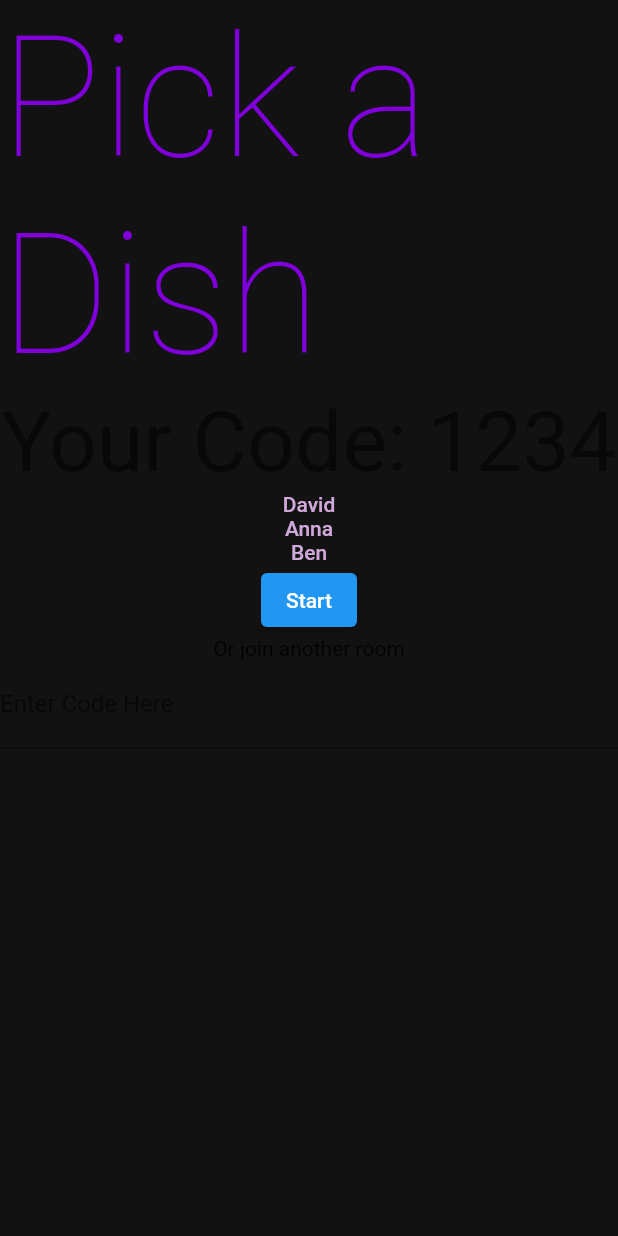
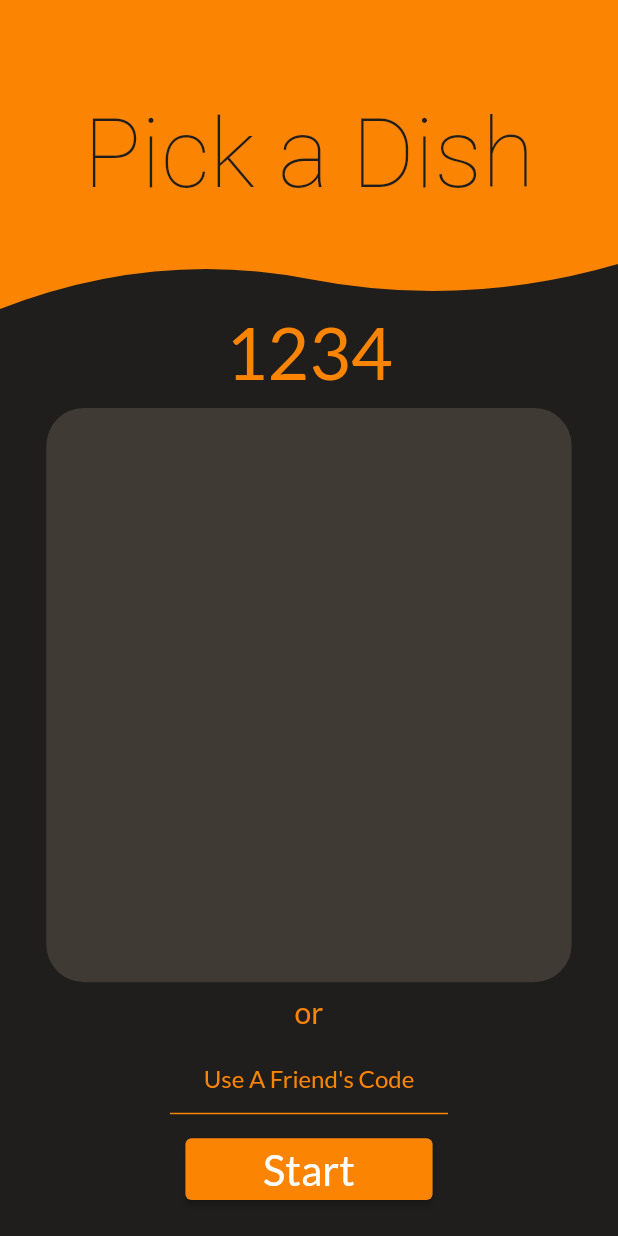
Before and after one commit to Skhoooler/Pick-a-dish, a Flutter app: the screen it shows after launch, on a phone screen of 412 x 824 dp. Run offline on Flutter 3.47's test engine with Material 2 defaults, Android fonts, the phone set to English and light mode, and no system bars; our stand-ins replace google_fonts.

Commit message:
Finished most of the basic front end ux

```diff
--- a/lib/home.dart
+++ b/lib/home.dart
@@ -1,5 +1,6 @@
 import 'package:flutter/material.dart';
 import 'package:pick_a_dish/swipe.dart';
+import 'package:pick_a_dish/themes/colors.dart';
 
 class Home extends StatefulWidget {
   const Home({Key? key}) : super(key: key);
@@ -11,29 +12,125 @@ class Home extends StatefulWidget {
 class _HomeState extends State<Home> {
   @override
   Widget build(BuildContext context) {
+    double screenHeight = MediaQuery.of(context).size.height;
+    double screenWidth = MediaQuery.of(context).size.width;
+
+    final GlobalKey<FormState> codeKey = GlobalKey<FormState>();
+
     return Scaffold(
       body: Column(
         mainAxisAlignment: MainAxisAlignment.start,
         children: [
-          Text("Pick a Dish", style: Theme.of(context).textTheme.headline1,),
-          Text("Your Code: 1234", style: Theme.of(context).textTheme.headline2,),
-          Text("David", style: Theme.of(context).textTheme.bodyText1,),
-          Text("Anna", style: Theme.of(context).textTheme.bodyText1,),
-          Text("Ben", style: Theme.of(context).textTheme.bodyText1,),
-          ElevatedButton(
+          ClipPath(
+            clipper: CurveClipper(),
+            child: Container(
+              width: double.infinity,
+              height: screenHeight * .25,
+              color: PADColors.primary,
+              child: Center(
+                child: Text(
+                  "Pick a Dish",
+                  style: Theme.of(context).textTheme.headline1,
+                ),
+              ),
+            ),
+          ),
+          Padding(
+            padding: const EdgeInsets.only(bottom: 8.0),
+            child: Text(
+              "1234",
+              style: Theme.of(context).textTheme.headline2,
+            ),
+          ),
+          Expanded(
+            child: Container(
+              width: screenWidth * .85,
+              height: screenHeight * .5,
+              decoration: BoxDecoration(
+                  color: PADColors.panel,
+                  borderRadius: const BorderRadius.all(Radius.circular(25))),
+            ),
+          ),
+          Padding(
+            padding: const EdgeInsets.only(top: 8.0, bottom: 4.0),
+            child: Text(
+              "or",
+              style: Theme.of(context).textTheme.bodyText1?.copyWith(
+                    color: PADColors.primary,
+                    fontSize: 20,
+                  ),
+            ),
+          ),
+          Padding(
+            padding: const EdgeInsets.only(top: 4.0, bottom: 8),
+            child: SizedBox(
+              width: screenWidth * .45,
+              child: TextFormField(
+                key: codeKey,
+                textAlign: TextAlign.center,
+                decoration: const InputDecoration(
+                  hintText: "Use A Friend's Code",
+                ),
+                validator: (String? value) {
+                  if (value != null ) {
+                    return validateCode(value);
+                  }
+
+                  return null;
+                },
+              ),
+            ),
+          ),
+          Padding(
+            padding: const EdgeInsets.only(bottom: 24.0, top: 8.0),
+            child: SizedBox(
+              width: screenWidth * .4,
+              height: screenHeight * .05,
+              child: ElevatedButton(
                 onPressed: () => {
                   Navigator.push(
                       context,
                       MaterialPageRoute(
                           builder: (context) => const SwipePage()))
                 },
-              child: Text("Start")),
-          Text("Or join another room"),
-          TextFormField(
-            decoration: const InputDecoration(labelText: "Enter Code Here"),
+                child: const Center(
+                  child: Text("Start"),
+                ),
+              ),
+            ),
           ),
         ],
       ),
     );
   }
+
+  String? validateCode(String value) {
+    return null;
   }
+}
+
+class CurveClipper extends CustomClipper<Path> {
+  @override
+  Path getClip(Size size) {
+    return Path()
+      ..lineTo(0, size.height)
+      ..quadraticBezierTo(
+        size.width / 4,
+        size.height - 40,
+        size.width / 2,
+        size.height - 20,
+      )
+      ..quadraticBezierTo(
+        3 / 4 * size.width,
+        size.height,
+        size.width,
+        size.height - 30,
+      )
+      ..lineTo(size.width, 0);
+  }
+
+  @override
+  bool shouldReclip(covariant CustomClipper<Path> oldClipper) {
+    return false;
+  }
+}
--- a/lib/themes/colors.dart
+++ b/lib/themes/colors.dart
@@ -1,9 +1,12 @@
 import 'package:flutter/material.dart';
 
 class PADColors {
-  static Color primary = const Color(0xFF8000DB);
-  static Color text1 = const Color(0xFFD0A8DA);
-  static Color canvas = const Color(0xFF121212);
+  static Color primary = const Color(0xFFFC8403);
+
+  static Color text1 = const Color(0xFFe3dcd5);
+
+  static Color canvas = const Color(0xFF1f1e1d);
+  static Color panel = const Color(0xFF403a34);
 }
 
 // RESOURCES
--- a/lib/themes/theme.dart
+++ b/lib/themes/theme.dart
@@ -1,15 +1,84 @@
 import 'package:flutter/material.dart';
 import 'package:pick_a_dish/themes/colors.dart';
+import 'package:google_fonts/google_fonts.dart';
 
 class PADTheme {
   static ThemeData get darkTheme {
     return ThemeData(
       canvasColor: PADColors.canvas,
-      textTheme: TextTheme(
-        headline1: TextStyle(color: PADColors.primary),
-        bodyText1: TextStyle(color: PADColors.text1),
+
+      /* BUTTON THEMES */
+      elevatedButtonTheme: ElevatedButtonThemeData(
+        style: ButtonStyle(
+          backgroundColor: MaterialStateProperty.resolveWith((states) {
+            if (states.contains(MaterialState.pressed)) {
+              return PADColors.panel;
+            }
+            return PADColors.primary;
+          }),
+          textStyle: MaterialStateProperty.resolveWith(
+            (states) {
+              if (states.contains(MaterialState.pressed)) {
+                return textTheme.bodyText1
+                    ?.copyWith(color: PADColors.text1, fontSize: 32);
+              }
+              return textTheme.bodyText1
+                  ?.copyWith(color: PADColors.canvas, fontSize: 28);
+            },
+          ),
+        ),
       ),
+
+      /* INPUT THEMES */
+      inputDecorationTheme: InputDecorationTheme(
+        hintStyle: textTheme.bodyText1?.copyWith(color: PADColors.primary),
+        counterStyle: textTheme.bodyText1?.copyWith(color: PADColors.primary),
+
+        //border: CustomPainter()
+
+        enabledBorder: UnderlineInputBorder(
+          borderSide: BorderSide(color: PADColors.primary),
+        ),
+        focusedBorder: OutlineInputBorder(
+          borderRadius: const BorderRadius.all(Radius.circular(10)),
+          borderSide: BorderSide(color: PADColors.primary),
+        ),
+      ),
+
+      /* ICON THEMES */
+      iconTheme: IconThemeData(
+        color: PADColors.primary,
+        size: 40,
+      ),
+
+      /* TEXT THEMES */
+      textTheme: textTheme,
     );
+  }
+
+  static TextTheme get textTheme {
+    return TextTheme(
+        headline1: GoogleFonts.playfairDisplaySc().copyWith(
+          color: PADColors.canvas,
+          fontSize: 64,
+        ),
+        headline2: GoogleFonts.lato().copyWith(
+          color: PADColors.primary,
+          fontSize: 48,
+        ),
+        headline3: GoogleFonts.lato().copyWith(
+          color: PADColors.text1,
+          fontSize: 25
+        ),
+        bodyText1: GoogleFonts.lato().copyWith(
+          color: PADColors.panel,
+        ),
+        bodyText2: GoogleFonts.lato().copyWith(
+          color: PADColors.primary,
+        ),
+        subtitle1: GoogleFonts.lato().copyWith(
+          color: PADColors.primary,
+        ));
   }
 }
 
--- a/pubspec.yaml
+++ b/pubspec.yaml
@@ -36,6 +36,7 @@ dependencies:
   # The following adds the Cupertino Icons font to your application.
   # Use with the CupertinoIcons class for iOS style icons.
   cupertino_icons: ^1.0.2
+  google_fonts:
 
 dev_dependencies:
   flutter_test:
```
Also changed, not shown: lib/swipe.dart (+26 -18 lines), lib/themes/input_border.dart (added, +52 -0 lines), 3 other files. Lines whose indentation alone changed are shown as unchanged.
